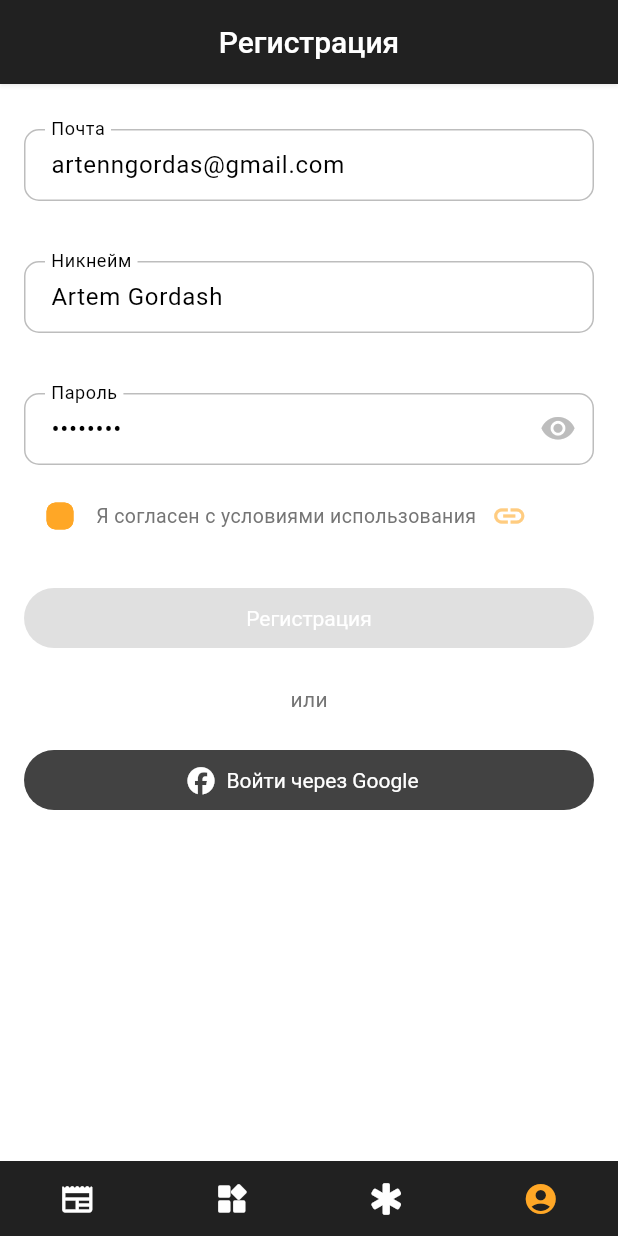
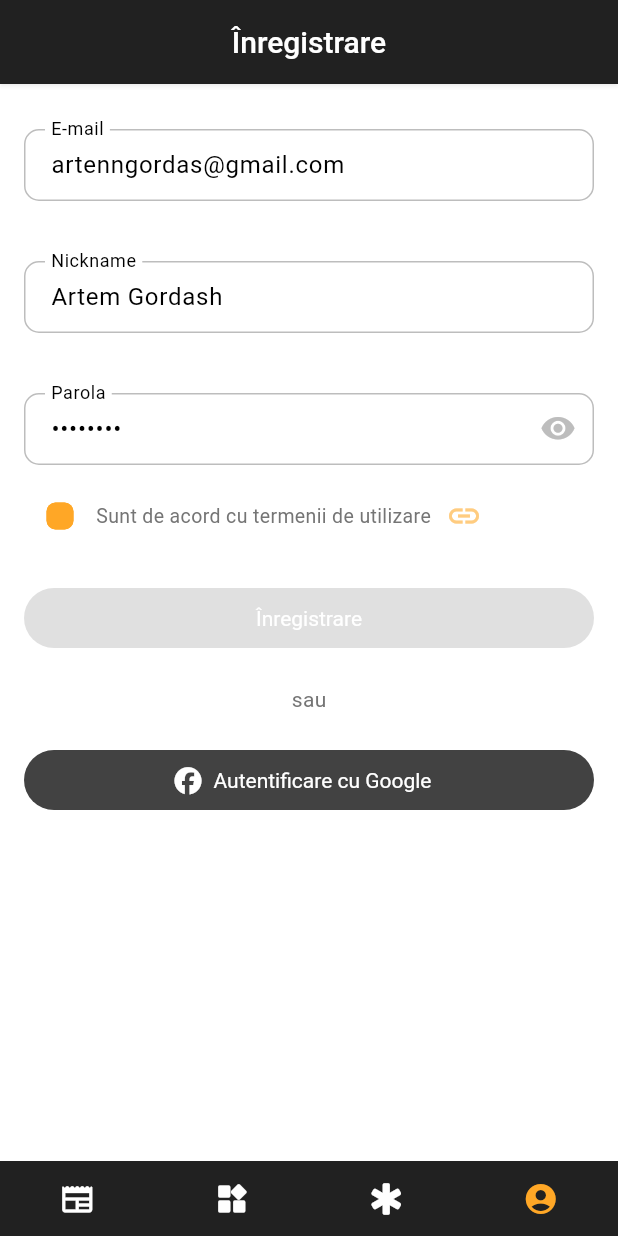
Before and after one commit to moldbee/mobile-app, a Flutter app: the ProfileSignUpScreen screen opened by its route, on a phone screen of 412 x 824 dp. Run offline on Flutter 3.47's test engine with Material 2 defaults, Android fonts, the light colour scheme and no system bars; drawn by our look-alikes of flutter_form_builder; our stand-ins replace cached_network_image, flutter_dotenv, flutter_hooks, flutter_linkify, font_awesome_flutter, form_builder_validators and 8 more; missing offline and left inert: flutter_iconpicker, smooth_highlight, timeago_flutter, very_good_infinite_list; accounts and stored records are empty; generated files the repository leaves out were written again; network calls fail.

Commit message:
Fix localization strings in app

```diff
--- a/lib/features/emergencies/screens/emergencies.dart
+++ b/lib/features/emergencies/screens/emergencies.dart
@@ -55,7 +55,7 @@ class EmergenciesScreen extends StatelessWidget {
 
     return Scaffold(
       appBar: AppBar(
-        title: const Text('Экстренные службы'),
+        title: Text(getAppLoc(context)!.emergency),
       ),
       body: ListView.separated(
           itemBuilder: (context, index) {
--- a/lib/features/events/widgets/tile.dart
+++ b/lib/features/events/widgets/tile.dart
@@ -49,7 +49,7 @@ class EventTile extends StatelessWidget {
       } else if (eventDate == tomorrow) {
         return '${getAppLoc(context)!.tommorow}, ${DateFormat('d MMMM, HH:mm', locale).format(dateToCheck)}';
       }
-      return DateFormat('${DateFormat.WEEKDAY} d MMMM, HH:mm', locale)
+      return DateFormat('${DateFormat.WEEKDAY}, d MMMM, HH:mm', locale)
           .format(DateTime.parse(date));
     }
 
--- a/lib/features/news/screens/details.dart
+++ b/lib/features/news/screens/details.dart
@@ -159,7 +159,7 @@ class NewsDetailsScreen extends HookWidget {
                           child: Text(
                             timeago.format(
                                 DateTime.parse(newData['created_at']),
-                                locale: loc.value.languageCode),
+                                locale: getAppLoc(context)!.localeName),
                             style: TextStyle(color: Colors.grey.shade500),
                           ),
                         )
--- a/lib/features/news/widgets/tile.dart
+++ b/lib/features/news/widgets/tile.dart
@@ -98,7 +98,8 @@ class NewTime extends StatelessWidget {
     timeago.setLocaleMessages('ru', timeago.RuMessages());
 
     return Text(
-      timeago.format(DateTime.parse(time), locale: loc.value.languageCode),
+      timeago.format(DateTime.parse(time),
+          locale: getAppLoc(context)!.localeName),
       style: TextStyle(color: Colors.grey.shade500),
     );
   }
--- a/lib/features/profile/screens/comments.dart
+++ b/lib/features/profile/screens/my_comments.dart
@@ -18,12 +18,12 @@ class ProfileComments extends StatelessWidget {
 
     return Scaffold(
         appBar: AppBar(
-          title: const Text('Мои комментарии'),
+          title: Text(getAppLoc(context)!.myComments),
         ),
         body: profileController.comments.isEmpty
             ? Center(
                 child: Text(
-                  'Нет комментариев',
+                  getAppLoc(context)!.noComments,
                   style: TextStyle(fontSize: 16, color: Colors.grey.shade600),
                 ),
               )
@@ -63,7 +63,7 @@ class ProfileComments extends StatelessWidget {
                                         timeago.format(
                                             DateTime.parse(comment['created_at']
                                                 .toString()),
-                                            locale: loc.value.languageCode),
+                                            locale: getAppLoc(context)!.localeName),
                                         style: TextStyle(
                                             color: Colors.grey.shade600),
                                       ),
--- a/lib/features/profile/screens/sign_up.dart
+++ b/lib/features/profile/screens/sign_up.dart
@@ -7,6 +7,7 @@ import 'package:get/get.dart';
 import 'package:go_router/go_router.dart';
 import 'package:smart_city/features/profile/controller.dart';
 import 'package:smart_city/features/profile/screens/profile.dart';
+import 'package:smart_city/l10n/main.dart';
 import 'package:smart_city/main.dart';
 import 'package:smart_city/shared/screens/policy.dart';
 import 'package:smart_city/shared/widgets/form/text_input.dart';
@@ -56,9 +57,9 @@ class ProfileSignUpScreen extends HookWidget {
           // Check the type of exception and handle it.
           if (e.statusCode == '400') {
             ScaffoldMessenger.of(context).showSnackBar(
-              const SnackBar(
-                duration: Duration(seconds: 1),
-                content: Text('Пользователь с такой почтой уже существует'),
+              SnackBar(
+                duration: const Duration(seconds: 1),
+                content: Text(getAppLoc(context)!.emailExists),
                 backgroundColor: Colors.red,
               ),
             );
@@ -71,7 +72,7 @@ class ProfileSignUpScreen extends HookWidget {
 
     return Scaffold(
         appBar: AppBar(
-          title: const Text("Регистрация"),
+          title: Text(getAppLoc(context)!.signUp),
         ),
         body: SingleChildScrollView(
           child: FormBuilder(
@@ -89,7 +90,7 @@ class ProfileSignUpScreen extends HookWidget {
                 children: [
                   TextInput(
                     name: 'login',
-                    title: 'Почта',
+                    title: getAppLoc(context)!.email,
                     type: TextInputType.emailAddress,
                     validators: [
                       FormBuilderValidators.required(
@@ -99,14 +100,19 @@ class ProfileSignUpScreen extends HookWidget {
                     ],
                   ),
                   spacing,
-                  TextInput(name: 'nick', title: 'Никнейм', validators: [
-                    FormBuilderValidators.required(
-                        errorText: 'Это поле обязательно для заполнения'),
-                    FormBuilderValidators.minLength(3,
-                        errorText: 'Никнейм должен быть не менее 3 символов'),
-                    FormBuilderValidators.maxLength(20,
-                        errorText: 'Никнейм должен быть не более 20 символов')
-                  ]),
+                  TextInput(
+                      name: 'nick',
+                      title: getAppLoc(context)!.nick,
+                      validators: [
+                        FormBuilderValidators.required(
+                            errorText: 'Это поле обязательно для заполнения'),
+                        FormBuilderValidators.minLength(3,
+                            errorText:
+                                'Никнейм должен быть не менее 3 символов'),
+                        FormBuilderValidators.maxLength(20,
+                            errorText:
+                                'Никнейм должен быть не более 20 символов')
+                      ]),
                   spacing,
                   TextInput(
                     name: 'password',
@@ -116,7 +122,7 @@ class ProfileSignUpScreen extends HookWidget {
                       FormBuilderValidators.minLength(8,
                           errorText: 'Пароль должен быть не менее 8 символов')
                     ],
-                    title: 'Пароль',
+                    title: getAppLoc(context)!.password,
                     isPassword: true,
                   ),
                   const SizedBox(
@@ -133,7 +139,7 @@ class ProfileSignUpScreen extends HookWidget {
                         onTap: () {
                           isAgree.value = !isAgree.value;
                         },
-                        child: Text('Я согласен с условиями использования',
+                        child: Text(getAppLoc(context)!.agreeTerms,
                             style: TextStyle(
                                 fontSize: 13, color: Colors.grey.shade600)),
                       ),
@@ -157,9 +163,9 @@ class ProfileSignUpScreen extends HookWidget {
                           padding: const EdgeInsets.only(top: 20),
                           child: FilledButton(
                               onPressed: isAgree.value ? signUp : null,
-                              child: const Text(
-                                'Регистрация',
-                                style: TextStyle(color: Colors.white),
+                              child: Text(
+                                getAppLoc(context)!.signUp,
+                                style: const TextStyle(color: Colors.white),
                               )),
                         ),
                       ),
@@ -169,7 +175,7 @@ class ProfileSignUpScreen extends HookWidget {
                   Padding(
                     padding: const EdgeInsets.symmetric(vertical: 20),
                     child: Text(
-                      'или',
+                      getAppLoc(context)!.or,
                       style: TextStyle(color: Colors.grey.shade600),
                     ),
                   ),
@@ -185,9 +191,9 @@ class ProfileSignUpScreen extends HookWidget {
                             FontAwesomeIcons.facebook,
                             color: Colors.white,
                           ),
-                          label: const Text(
-                            'Войти через Google',
-                            style: TextStyle(color: Colors.white),
+                          label: Text(
+                            getAppLoc(context)!.googleAuth,
+                            style: const TextStyle(color: Colors.white),
                           ),
                         ),
                       ),
--- a/lib/features/settings/screens/settings.dart
+++ b/lib/features/settings/screens/settings.dart
@@ -18,7 +18,7 @@ class SettingsScreen extends StatelessWidget {
 
     return Scaffold(
         appBar: AppBar(
-          title: Text(AppLocalizations.of(context)!.info),
+          title: Text(AppLocalizations.of(context)!.settings),
         ),
         body: Padding(
           padding: const EdgeInsets.symmetric(horizontal: 20, vertical: 10),
--- a/lib/l10n/app_ro.arb
+++ b/lib/l10n/app_ro.arb
@@ -24,5 +24,33 @@
   "share": "Distribuiți",
   "romanian": "Română",
   "russian": "Rusă",
-  "version": "Versiunea"
+  "version": "Versiunea",
+  "profile": "Profilul meu",
+  "myComments": "Comentariile mele",
+  "policy": "Politica de confidențialitate",
+  "deleteAvatar": "Ștergeți avatarul",
+  "exit": "Ieșiți",
+  "noComments": "Nu aveți comentarii",
+  "signIn": "Autentificare",
+  "signUp": "Înregistrare",
+  "email": "E-mail",
+  "password": "Parola",
+  "nick": "Nickname",
+  "or": "sau",
+  "googleAuth": "Autentificare cu Google",
+  "agreeTerms": "Sunt de acord cu termenii de utilizare",
+  "profileEdit": "Editarea profilului",
+  "fieldRequired": "Câmpul este obligatoriu",
+  "fieldMinLength": "Minim {length} caractere",
+  "fieldMaxLength": "Maxim {length} caractere",
+  "emailExists": "E-mailul este ingregistrat deja",
+  "wrongEmailOrPassword": "E-mail sau parolă greșită",
+  "toLeaveComment": "Pentru a lăsa un comentariu, trebuie să vă autentificați",
+  "edit": "Editați",
+  "delete": "Ștergeți",
+  "reply": "Răspundeți",
+  "inputComment": "Scrieți",
+  "signInToLike": "Pentru a aprecia, trebuie să vă autentificați",
+  "noCommentsForNews": "Nu sunt comentarii",
+  "emergency": "Servicii de urgență"
 }
--- a/lib/routes.dart
+++ b/lib/routes.dart
@@ -7,7 +7,7 @@ import 'package:smart_city/features/events/screens/upsert.dart';
 import 'package:smart_city/features/news/screens/details.dart';
 import 'package:smart_city/features/news/screens/upsert.dart';
 import 'package:smart_city/features/profile/controller.dart';
-import 'package:smart_city/features/profile/screens/comments.dart';
+import 'package:smart_city/features/profile/screens/my_comments.dart';
 import 'package:smart_city/features/profile/screens/edit.dart';
 import 'package:smart_city/features/profile/screens/notifications.dart';
 import 'package:smart_city/features/profile/screens/profile.dart';
```
Also changed, not shown: lib/features/news/widgets/comments_bottom_sheet.dart (+17 -16 lines), lib/features/profile/screens/edit.dart (+13 -9 lines), lib/features/profile/screens/profile.dart (+7 -6 lines), lib/features/profile/screens/sign_in.dart (+27 -16 lines), lib/l10n/app_ru.arb (+29 -1 lines).
